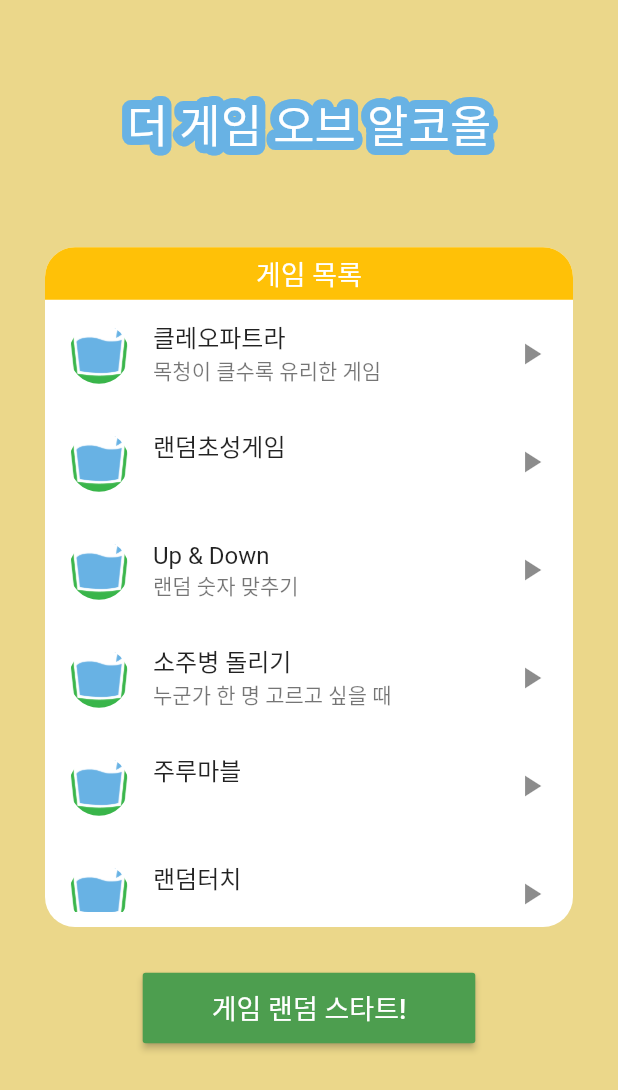
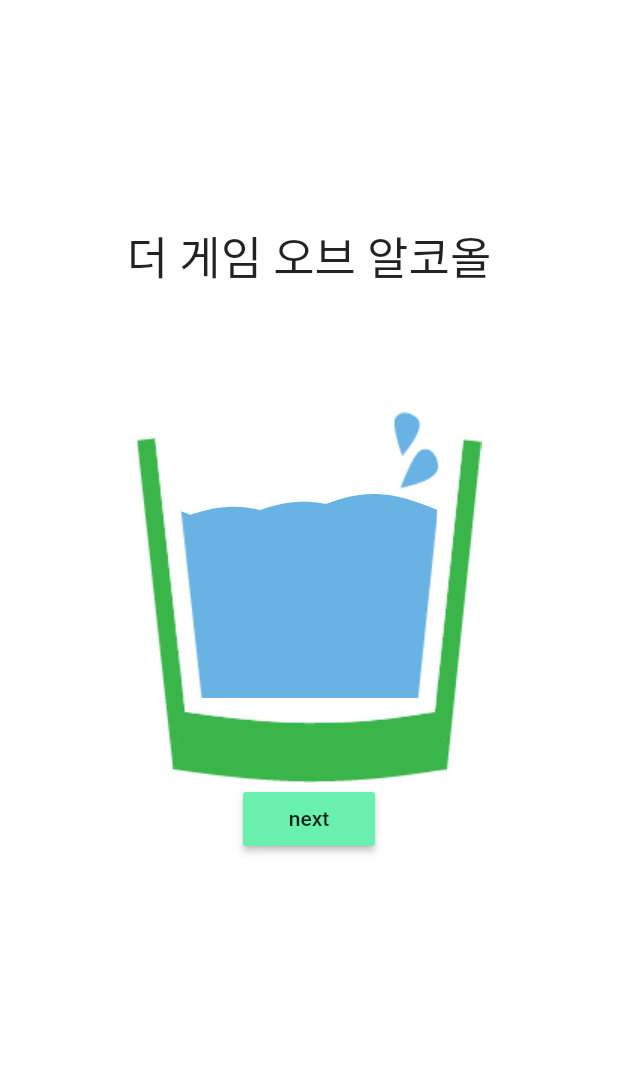
Before and after one commit to Ever2after/randomGame, a Flutter app: the screen it shows after launch, on a phone screen of 412 x 824 dp. Shown: the top 1090 px of the screen. Run offline on Flutter 3.47's test engine with Material 2 defaults, Android fonts, the phone set to English and light mode, and no system bars; drawn by our look-alikes of bordered_text, wave; our stand-ins replace numberpicker; missing offline and left inert: flutter_spinning_wheel, noise_meter, wave_progress_widget.

Commit message:
screen seperate

```diff
--- a/lib/homeScreen.dart
+++ b/lib/homeScreen.dart
@@ -0,0 +1,132 @@
+import 'package:flutter/material.dart';
+import 'package:bordered_text/bordered_text.dart';
+import 'main.dart';
+
+import 'dart:math';
+
+class HomeScreen extends StatefulWidget {
+  @override
+  _HomeScreenState createState() => _HomeScreenState();
+}
+
+class _HomeScreenState extends State<HomeScreen> {
+  @override
+  Widget build(BuildContext context) {
+    var width = MediaQuery.of(context).size.width;
+    var height = MediaQuery.of(context).size.height;
+    return SafeArea(
+      child: Scaffold(
+        body: Container(
+          color: Color.fromRGBO(235, 215, 138, 1),
+          child: Column(
+            children: <Widget>[
+              Container(
+                child: BorderedText(
+                  strokeWidth: 12,
+                  strokeColor: Color.fromRGBO(104, 178, 228,1),
+                  child: Text(
+                    '더 게임 오브 알코올',
+                    style: TextStyle(
+                      color: Colors.white,
+                      fontSize: 30,
+                    ),
+                  ),
+                ),
+                width: width,
+                height: height * 0.2,
+                alignment: Alignment.center,
+              ),
+              Container(
+                  margin: EdgeInsets.fromLTRB(30,0,30,30),
+                  padding: EdgeInsets.fromLTRB(0, 0, 0, 10),
+                  height : height*0.55,
+                  decoration: BoxDecoration(
+                    color: Colors.white,
+                    borderRadius: BorderRadius.circular(20),
+                  ),
+                  child: Column(
+                    children: <Widget>[
+                      Container(
+                        alignment: Alignment.center,
+                        height : 35,
+                        child: Text('게임 목록', style: TextStyle(
+                          fontSize: 18, color  : Colors.white,
+                        ),),
+                        decoration: BoxDecoration(
+                            color: Colors.amber,
+                            borderRadius: BorderRadius.only(
+                              topLeft : Radius.circular(20),
+                              topRight : Radius.circular(20),
+                            )
+                        ),
+                      ),
+                      Expanded(
+                        child: ListView(
+                          physics: BouncingScrollPhysics(),
+                          children: <Widget>[
+                            _gameTile(gameInfo[0]),
+                            _gameTile(gameInfo[1]),
+                            _gameTile(gameInfo[2]),
+                            _gameTile(gameInfo[3]),
+                            _gameTile(gameInfo[4]),
+                            _gameTile(gameInfo[5]),
+                          ],
+                        ),
+                      )
+                    ],
+                  )
+              ),
+              Container(
+                width : width,
+                color : Color.fromRGBO(235, 215, 138, 1),
+                child: Column(
+                    children: <Widget>[
+                      _randomSelect(),
+                      SizedBox(
+                        height: height*0.04, //주루마블 안보여서 0.2>0.1로 수정햇어요
+                      )
+                    ]
+                ),
+              ),
+            ],
+          ),
+        ),
+      ),
+    );
+  }
+
+  Widget _gameTile(List<String> _gameInfo){
+    return ListTile(
+      onTap: (){
+        Navigator.pushNamed(context, _gameInfo[3]);
+      },
+      title: Text(_gameInfo[1]),
+      subtitle: Text(_gameInfo[2]),
+      leading: CircleAvatar(
+          backgroundColor: Colors.white,
+          backgroundImage : AssetImage(
+            _gameInfo[0],
+          )
+      ),
+      trailing: Icon(Icons.play_arrow),
+    );
+  }
+
+  Widget _randomSelect(){  //게임 랜덤 선택 버튼 위젯
+    return RaisedButton(
+      color: Color.fromRGBO(77, 158, 79,1),
+      child: Container(
+        padding: EdgeInsets.fromLTRB(30, 10, 30, 10),
+        child: Text('게임 랜덤 스타트!', style: TextStyle(
+            color: Colors.white,
+            fontSize: 18
+        ),),
+      ),
+      onPressed: (){
+        Navigator.pushNamed(
+            context, routes[Random().nextInt(routes.length)]
+        );
+      },
+    );
+  }
+}
--- a/lib/main.dart
+++ b/lib/main.dart
@@ -1,4 +1,6 @@
 import 'package:flutter/material.dart';
+import 'welcomeScreen.dart';
+import 'homeScreen.dart';
 import 'package:random_game/games/game1.dart';
 import 'package:random_game/games/consonant_game/consonant_game_time_select.dart';
 import 'package:random_game/games/random_target_game.dart';
@@ -6,8 +8,6 @@ import 'package:random_game/games/up&down.dart';
 import 'package:random_game/games/bottle_spinner.dart';
 import 'package:random_game/games/jurumarble/jurumarble.dart';
 
-import 'dart:math';
-import 'package:bordered_text/bordered_text.dart';
 
 void main() {
   runApp(MyApp());
@@ -32,15 +32,14 @@ final List<List<String>> gameInfo = [  //게임 정보 [게임 로고, 이름,
 ];
 
 class MyApp extends StatelessWidget {
-
   @override
   Widget build(BuildContext context) {
     return MaterialApp(
       title: '랜덤 술게임',
-      home: HomePage(),
       initialRoute: '/',
       routes: {
-        '/' : (context) => WelcomePage(),
+        '/' : (context) => WelcomeScreen(),
+        '/home' : (context) => HomeScreen(),
         routes[0] : (context) => Game1(),
         routes[1] : (context) => ConsonantGameTimeSelectScreen(),
         routes[2] : (context) => UpDown(),
@@ -51,130 +50,3 @@ class MyApp extends StatelessWidget {
     );
   }
 }
-
-class HomePage extends StatefulWidget {
-  @override
-  _HomePageState createState() => _HomePageState();
-}
-
-class _HomePageState extends State<HomePage> {
-  @override
-  Widget build(BuildContext context) {
-    var width = MediaQuery.of(context).size.width;
-    var height = MediaQuery.of(context).size.height;
-    return SafeArea(
-      child: Scaffold(
-        body: Container(
-          color: Color.fromRGBO(235, 215, 138, 1),
-          child: Column(
-            children: <Widget>[
-              Container(
-                child: BorderedText(
-                  strokeWidth: 12,
-                  strokeColor: Color.fromRGBO(104, 178, 228,1),
-                  child: Text(
-                    '더 게임 오브 알코올',
-                    style: TextStyle(
-                      color: Colors.white,
-                      fontSize: 30,
-                    ),
-                  ),
-                ),
-                width: width,
-                height: height * 0.2,
-                alignment: Alignment.center,
-              ),
-              Container(
-                margin: EdgeInsets.fromLTRB(30,0,30,30),
-                padding: EdgeInsets.fromLTRB(0, 0, 0, 10),
-                height : height*0.55,
-                decoration: BoxDecoration(
-                  color: Colors.white,
-                    borderRadius: BorderRadius.circular(20),
-                ),
-                child: Column(
-                  children: <Widget>[
-                    Container(
-                      alignment: Alignment.center,
-                      height : 35,
-                      child: Text('게임 목록', style: TextStyle(
-                        fontSize: 18, color  : Colors.white,
-                      ),),
-                      decoration: BoxDecoration(
-                          color: Colors.amber,
-                          borderRadius: BorderRadius.only(
-                            topLeft : Radius.circular(20),
-                            topRight : Radius.circular(20),
-                          )
-                      ),
-                    ),
-                    Expanded(
-                      child: ListView(
-                        physics: BouncingScrollPhysics(),
-                        children: <Widget>[
-                          _gameTile(gameInfo[0]),
-                          _gameTile(gameInfo[1]),
-                          _gameTile(gameInfo[2]),
-                          _gameTile(gameInfo[3]),
-                          _gameTile(gameInfo[4]),
-                          _gameTile(gameInfo[5]),
-                        ],
-                      ),
-                    )
-                  ],
-                )
-              ),
-              Container(
-                width : width,
-                color : Color.fromRGBO(235, 215, 138, 1),
-                child: Column(
-                  children: <Widget>[
-                    _randomSelect(),
-                    SizedBox(
-                      height: height*0.04, //주루마블 안보여서 0.2>0.1로 수정햇어요
-                    )
-                  ]
-                ),
-              ),
-            ],
-          ),
-        ),
-      ),
-    );
-  }
-
-  Widget _gameTile(List<String> _gameInfo){
-    return ListTile(
-      onTap: (){
-        Navigator.pushNamed(context, _gameInfo[3]);
-      },
-      title: Text(_gameInfo[1]),
-      subtitle: Text(_gameInfo[2]),
-      leading: CircleAvatar(
-        backgroundColor: Colors.white,
-        backgroundImage : AssetImage(
-          _gameInfo[0],
-        )
-      ),
-      trailing: Icon(Icons.play_arrow),
-    );
-  }
-
-  Widget _randomSelect(){  //게임 랜덤 선택 버튼 위젯
-    return RaisedButton(
-      color: Color.fromRGBO(77, 158, 79,1),
-      child: Container(
-        padding: EdgeInsets.fromLTRB(30, 10, 30, 10),
-        child: Text('게임 랜덤 스타트!', style: TextStyle(
-          color: Colors.white,
-          fontSize: 18
-        ),),
-      ),
-      onPressed: (){
-        Navigator.pushNamed(
-          context, routes[Random().nextInt(routes.length)]
-        );
-      },
-    );
-  }
-}
--- a/lib/welcomeScreen.dart
+++ b/lib/welcomeScreen.dart
@@ -0,0 +1,70 @@
+import 'package:flutter/material.dart';
+import 'package:wave/wave.dart';
+import 'package:wave/config.dart';
+import 'package:wave_progress_widget/wave_progress.dart';
+import 'package:wave_progress_widget/wave_progress_widget.dart';
+
+class WelcomeScreen extends StatelessWidget {
+  @override
+  Widget build(BuildContext context) {
+    final width = MediaQuery.of(context).size.width;
+    final height = MediaQuery.of(context).size.height;
+    double _progress = 50.0;
+    return Scaffold(
+      backgroundColor: Colors.white,
+      body: Center(
+          child: Column(
+            children: <Widget>[
+              Container(
+                padding: EdgeInsets.only(top: height * 0.18),
+                child: Text(
+                  '더 게임 오브 알코올',
+                  style: TextStyle(
+                    fontSize: 30,
+                  ),
+                ),
+              ),
+              Stack(
+                children: <Widget>[
+                  Container(
+                    alignment: Alignment.center,
+                    padding: EdgeInsets.only(top : height*0.125),
+                    child: WaveWidget(
+                        duration: 1,
+                        config: CustomConfig(
+                          gradients: [
+                            [Color.fromRGBO(104, 178, 228,1), Color.fromRGBO(104, 178, 228,1)],
+                            [Color.fromRGBO(104, 178, 228,1), Color.fromRGBO(104, 178, 228,1)],
+                            [Color.fromRGBO(104, 178, 228,1), Color.fromRGBO(104, 178, 228,1)],
+                            [Color.fromRGBO(104, 178, 228,1), Color.fromRGBO(104, 178, 228,1)],
+                          ],
+                          durations: [10000, 12000, 15000, 20000],
+                          heightPercentages: [0.20, 0.23, 0.25, 0.30],
+                          blur: MaskFilter.blur(BlurStyle.inner, 5),
+                          gradientBegin: Alignment.centerLeft,
+                          gradientEnd: Alignment.centerRight,
+                        ),
+                        waveAmplitude: 1.0,
+                        backgroundColor: Colors.transparent,
+                        size: Size(height*0.21, 170.0)),
+                  ),
+                  Container(
+                    margin: EdgeInsets.only(top: height * 0.1),
+                    height: height * 0.3,
+                    decoration: BoxDecoration(
+                        image: DecorationImage(image: AssetImage('images/emptylogo.png'))),
+                  ),
+                ]
+              ),
+              RaisedButton(
+                color: Colors.greenAccent,
+                child: Text('next'),
+                onPressed: () {
+                  Navigator.pushNamed(context, '/home');
+                },
+              ),
+            ],
+      )),
+    );
+  }
+}
--- a/pubspec.yaml
+++ b/pubspec.yaml
@@ -29,6 +29,8 @@ dependencies:
   bordered_text:
   flutter_native_splash:
   progress_dialog:
+  wave:
+  wave_progress_widget:
   # The following adds the Cupertino Icons font to your application.
   # Use with the CupertinoIcons class for iOS style icons.
   cupertino_icons: ^0.1.3
@@ -54,6 +56,10 @@ flutter:
   assets:
      - images/game1.jpg
      - images/logo.png
+     - images/logo2.png
+     - images/logo3.png
+     - images/emptylogo.png
+     - images/whitearea.png
      - images/soju.png
      - images/beer.png
      - images/water.png
```
Also changed, not shown: images/emptylogo.png (added), images/logo2.png (added), images/logo3.png (added), images/whitearea.png (added), pubspec.lock.
